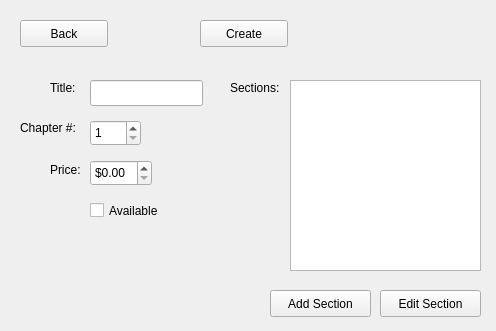
This is D4_TeamJava/cuTPS_gui/EditChapterFormWindow.ui in AnkushVarshneya/CUTPS as Qt 5 draws it before an edit. The edited form follows.
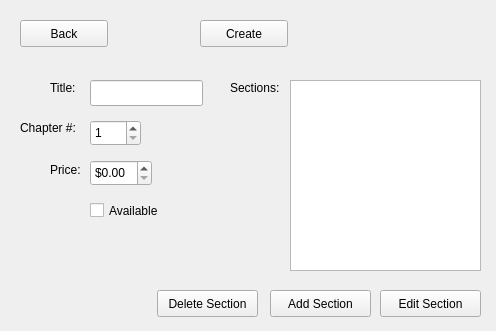
This is the edited form.

Commit message: almost finished contentmanagement interface, going to change functionality of delete textbook/chapter etc.

```diff
--- a/D4_TeamJava/cuTPS_gui/EditChapterFormWindow.ui
+++ b/D4_TeamJava/cuTPS_gui/EditChapterFormWindow.ui
@@ -179,6 +179,19 @@
     </rect>
    </property>
   </widget>
+  <widget class="QPushButton" name="deleteSectionButton">
+   <property name="geometry">
+    <rect>
+     <x>157</x>
+     <y>290</y>
+     <width>101</width>
+     <height>27</height>
+    </rect>
+   </property>
+   <property name="text">
+    <string>Delete Section</string>
+   </property>
+  </widget>
  </widget>
  <resources/>
  <connections/>
```
Left out of the diff: 3 changed lines with no effect on the pictures. The commit also changes 14 other files.
